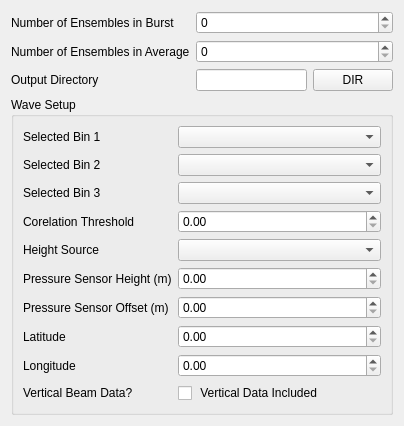
ricorx7/PyAutoWaves, file Setup_View/setup_view.ui: the form before one commit.
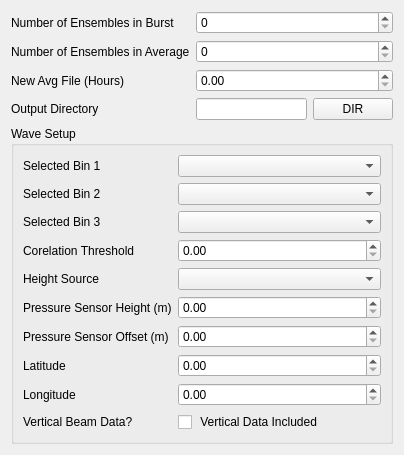
The form after the commit.

Commit message: Update setup with value to set the time for CSV file Working on plotting data

```diff
--- a/Setup_View/setup_view.ui
+++ b/Setup_View/setup_view.ui
@@ -36,6 +36,13 @@
        </property>
       </widget>
      </item>
+     <item row="1" column="0">
+      <widget class="QLabel" name="label_10">
+       <property name="text">
+        <string>Number of Ensembles in Average</string>
+       </property>
+      </widget>
+     </item>
      <item row="1" column="1">
       <widget class="QSpinBox" name="numAvgEnsSpinBox">
        <property name="maximum">
@@ -43,14 +50,17 @@
        </property>
       </widget>
      </item>
-     <item row="2" column="0">
+     <item row="2" column="1">
+      <widget class="QDoubleSpinBox" name="avgFileTimeDoubleSpinBox"/>
+     </item>
+     <item row="3" column="0">
       <widget class="QLabel" name="storagePathLabel">
        <property name="text">
         <string>Output Directory</string>
        </property>
       </widget>
      </item>
-     <item row="2" column="1">
+     <item row="3" column="1">
       <layout class="QHBoxLayout" name="horizontalLayout_2">
        <item>
         <widget class="QLineEdit" name="storagePathLineEdit"/>
@@ -64,10 +74,10 @@
        </item>
       </layout>
      </item>
-     <item row="1" column="0">
-      <widget class="QLabel" name="label_10">
+     <item row="2" column="0">
+      <widget class="QLabel" name="label_12">
        <property name="text">
-        <string>Number of Ensembles in Average</string>
+        <string>New Avg File (Hours)</string>
        </property>
       </widget>
      </item>
```
The commit also changes 4 other files.
